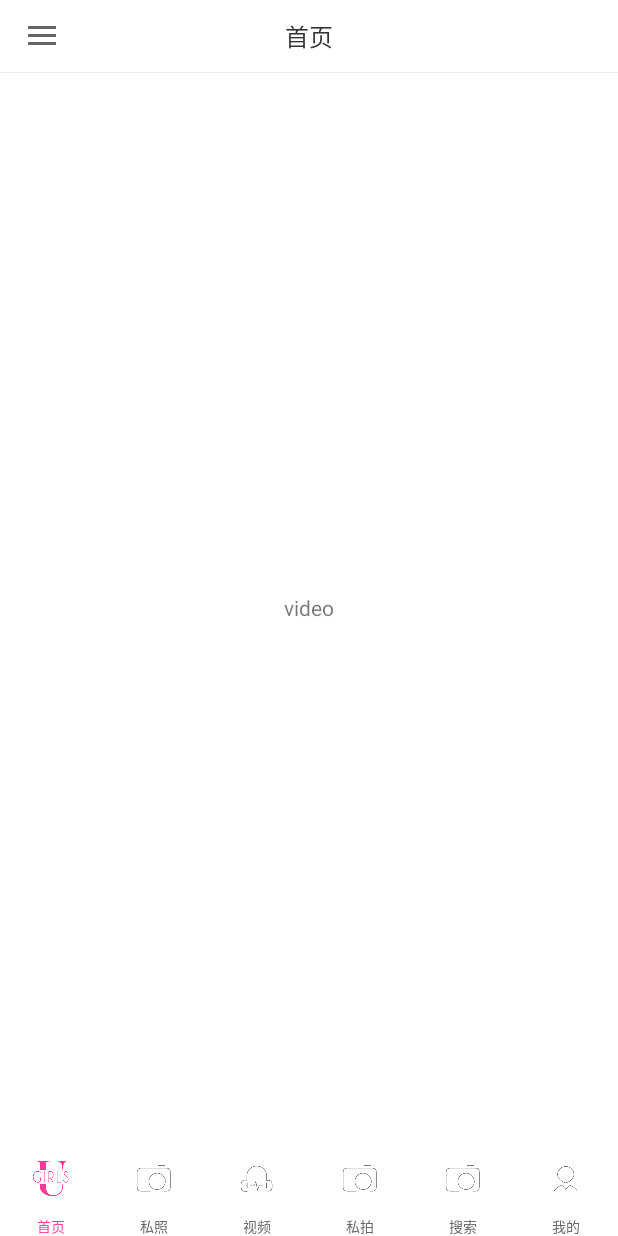
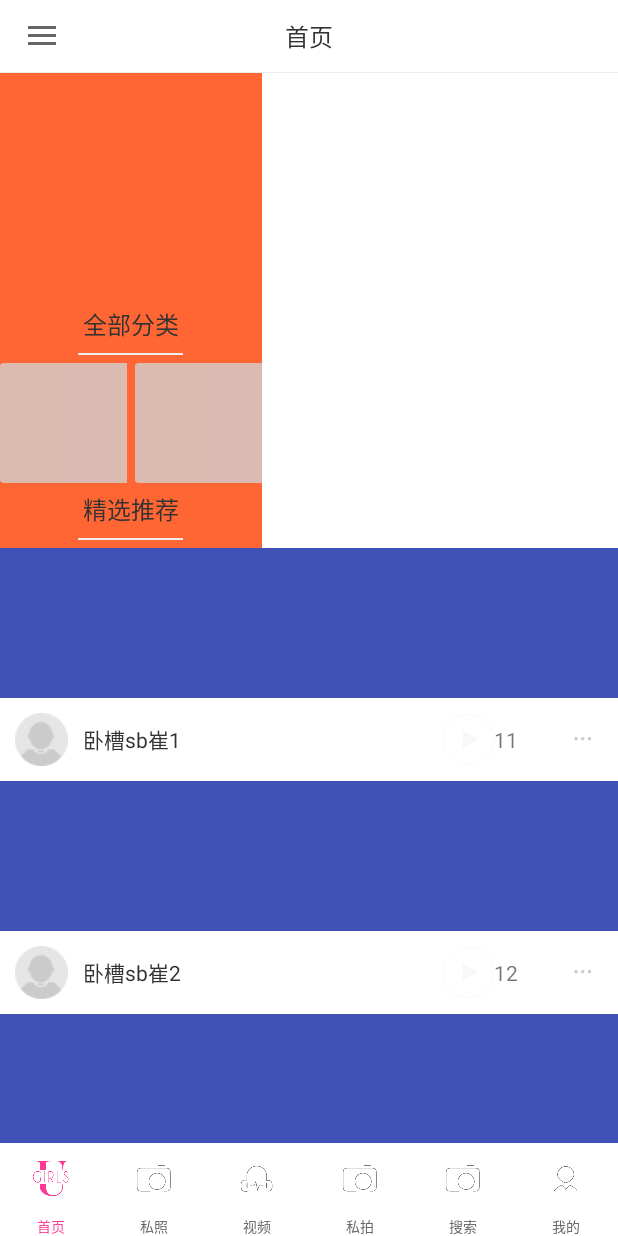
Before and after one commit to uguoquanMembers/uguoquan, an Android app: the fragment VideoFragment placed in its activity, on a phone screen of 412 x 824 dp. Run offline under Robolectric (Android 15) with nearby library versions, the phone set to English and light mode, and no system bars; libraries missing offline, so code that uses them is left out: com.squareup.okhttp, com.zhy.http; pictures from the network do not load; 2 statements that could not run were skipped.

Commit message:
事情页面

```diff
--- a/ygq/app/src/main/java/com/wb/ygq/ui/act/MainActivity.java
+++ b/ygq/app/src/main/java/com/wb/ygq/ui/act/MainActivity.java
@@ -283,8 +283,7 @@ public class MainActivity extends BaseActivity implements RadioGroup.OnCheckedCh
 
                 break;
             case R.id.tv_kf://客服
-                Intent intent=new Intent(this,PicInfoActivity.class);
-                startActivity(intent);
+                skip(PicInfoActivity.class,false);
                 break;
             case R.id.tv_versions://版本
 
--- /dev/null
+++ b/ygq/app/src/main/java/com/wb/ygq/ui/adapter/VideoAdapter.java
@@ -0,0 +1,74 @@
+package com.wb.ygq.ui.adapter;
+
+import android.content.Context;
+import android.support.v7.widget.RecyclerView;
+import android.view.LayoutInflater;
+import android.view.View;
+import android.view.ViewGroup;
+import android.widget.ImageView;
+import android.widget.TextView;
+
+import com.bumptech.glide.Glide;
+import com.wb.ygq.R;
+import com.wb.ygq.bean.CeshiBean;
+import com.wb.ygq.ui.base.BaseRecyclerAdapter;
+import com.wb.ygq.widget.EmptyViewHolder;
+
+/**
+ * Description：
+ * Created on 2017/4/5
+ */
+public class VideoAdapter extends BaseRecyclerAdapter<CeshiBean> {
+
+    private View headView;
+
+    public VideoAdapter(Context context) {
+        super(context);
+    }
+
+    @Override
+    public int getItemViewType(int position) {
+        if (position == 0 && headView != null) {
+            return 0;
+        } else {
+            return 1;
+        }
+    }
+
+    @Override
+    public RecyclerView.ViewHolder onCreateViewHolder(ViewGroup parent, int viewType) {
+        if (viewType == 0) {
+            return new EmptyViewHolder(headView);
+        } else if (viewType == 1) {
+            return new VideoHolder(LayoutInflater.from(mContext).inflate(R.layout.item_sp_video,null));
+        }
+        return null;
+    }
+
+    @Override
+    public void onBindViewHolder(RecyclerView.ViewHolder holder, int position) {
+        if (holder instanceof VideoHolder) {
+            CeshiBean ceshiBean = mItems.get(position);
+            ((VideoHolder) holder).tv_video_name.setText(ceshiBean.getName());
+            ((VideoHolder) holder).tv_video_num.setText(position+10+"");
+            Glide.with(mContext).load(ceshiBean.getIma()).crossFade().into(((VideoHolder) holder).ima_video_head);
+        }
+    }
+
+    public void setHeadView(View headView) {
+        this.headView = headView;
+    }
+
+    class VideoHolder extends RecyclerView.ViewHolder {
+        private ImageView ima_video_head, ima_video_share;
+        private TextView tv_video_name, tv_video_num;
+
+        public VideoHolder(View itemView) {
+            super(itemView);
+            ima_video_head = (ImageView) itemView.findViewById(R.id.ima_video_head);
+            ima_video_share = (ImageView) itemView.findViewById(R.id.ima_video_share);
+            tv_video_name = (TextView) itemView.findViewById(R.id.tv_video_name);
+            tv_video_num = (TextView) itemView.findViewById(R.id.tv_video_num);
+        }
+    }
+}
--- a/ygq/app/src/main/java/com/wb/ygq/ui/fm/VideoFragment.java
+++ b/ygq/app/src/main/java/com/wb/ygq/ui/fm/VideoFragment.java
@@ -2,21 +2,42 @@ package com.wb.ygq.ui.fm;
 
 import android.os.Bundle;
 import android.support.annotation.Nullable;
+import android.support.v7.widget.LinearLayoutManager;
+import android.support.v7.widget.RecyclerView;
 import android.view.LayoutInflater;
 import android.view.View;
 import android.view.ViewGroup;
+import android.widget.ImageView;
+import android.widget.LinearLayout;
 
 import com.wb.ygq.R;
+import com.wb.ygq.bean.CeshiBean;
+import com.wb.ygq.callback.RecyclerViewItemClickListener;
+import com.wb.ygq.ui.adapter.SpVideoAdapter;
+import com.wb.ygq.ui.adapter.VideoAdapter;
 import com.wb.ygq.ui.base.BaseFragment;
+import com.wb.ygq.ui.utils.MyUtil;
+import com.wb.ygq.utils.ToastUtil;
+
+import java.util.ArrayList;
+import java.util.List;
 
 /**
  * Description：
  * Created on 2017/4/2
- * Author : 郭
  */
-public class VideoFragment extends BaseFragment {
+public class VideoFragment extends BaseFragment implements RecyclerViewItemClickListener {
 
     private View view;
+    private RecyclerView recycle_video;
+    private VideoAdapter adapter;
+    /**
+     * 存储数据
+     */
+    private List<CeshiBean> dataList = new ArrayList<>();
+    private ImageView ima_videohead_left;
+    private ImageView ima_videohead_right;
+    private LinearLayout ll_video_addvp;
 
     @Nullable
     @Override
@@ -26,22 +47,100 @@ public class VideoFragment extends BaseFragment {
     }
 
     @Override
+    public void onViewCreated(View view, @Nullable Bundle savedInstanceState) {
+        super.onViewCreated(view, savedInstanceState);
+        initView();
+        initData();
+        setListener();
+    }
+
+    @Override
     public void initTitle() {
 
     }
 
     @Override
     public void initView() {
-
+        recycle_video = (RecyclerView) view.findViewById(R.id.recycle_video);
     }
 
     @Override
     public void initData() {
+        getceshiData();
+        adapter = new VideoAdapter(mActivity);
+        View headView = getHeadView();
+        if (headView != null) {
+            adapter.setHeadView(headView);
+        }
+        recycle_video.setHasFixedSize(true);
+        recycle_video.setLayoutManager(new LinearLayoutManager(mActivity));
 
+        adapter.setItemClickListener(this);
+        recycle_video.setAdapter(adapter);
+        adapter.updateItems(dataList);
     }
 
     @Override
     public void setListener() {
+        ima_videohead_left.setOnClickListener(this);
+        ima_videohead_right.setOnClickListener(this);
+    }
+
+    /**
+     * 头布局
+     *
+     * @return
+     */
+    public View getHeadView() {
+        View headView = LayoutInflater.from(mActivity).inflate(R.layout.headview_video_fm, null);
+        ll_video_addvp = (LinearLayout) headView.findViewById(R.id.ll_video_addvp);
+        MyUtil.showLog("屏幕的宽度为===" + ll_video_addvp.getWidth());
+        ima_videohead_left = (ImageView) headView.findViewById(R.id.ima_videohead_left);
+        ima_videohead_right = (ImageView) headView.findViewById(R.id.ima_videohead_right);
+        return headView;
+    }
+
+    @Override
+    public void onClick(View view) {
+        super.onClick(view);
+        switch (view.getId()) {
+            case R.id.ima_videohead_left://统一跳转
+            case R.id.ima_videohead_right:
+                ToastUtil.showToast("吐司啦啦啦");
+                break;
+
+            default:
+                break;
+        }
+    }
+
+    /**
+     * iten点击事件
+     *
+     * @param view
+     * @param o
+     * @param position
+     * @param eventType
+     */
+    @Override
+    public void onItemClick(View view, Object o, int position, int eventType) {
+
+    }
+
+    /**
+     * 测试数据
+     *
+     * @return
+     */
+    public void getceshiData() {
+        for (int i = 0; i < 9; i++) {
+            CeshiBean cb = new CeshiBean();
+            cb.setId(1);
+            cb.setIma("http://shtml.asia-cloud.com/ZZSY/list_test1.png");
+            cb.setName("卧槽sb崔" + i);
+            cb.setNum(13 + i);
+            dataList.add(cb);
+        }
 
     }
 }
--- /dev/null
+++ b/ygq/app/src/main/java/com/wb/ygq/widget/EmptyViewHolder.java
@@ -0,0 +1,16 @@
+package com.wb.ygq.widget;
+
+import android.support.annotation.NonNull;
+import android.support.v7.widget.RecyclerView;
+import android.view.View;
+
+/**
+ * Description: 空视图
+ * 可用于RecyclerView适配器中类别占位  配合添加生成Header  或者 Footer
+ * Created on 2017/2/24
+ */
+public class EmptyViewHolder extends RecyclerView.ViewHolder {
+    public EmptyViewHolder(@NonNull View itemView) {
+        super(itemView);
+    }
+}
--- a/ygq/app/src/main/res/layout/fm_video.xml
+++ b/ygq/app/src/main/res/layout/fm_video.xml
@@ -3,9 +3,8 @@
     android:layout_width="match_parent"
     android:layout_height="match_parent">
 
-    <TextView
+    <android.support.v7.widget.RecyclerView
+        android:id="@+id/recycle_video"
         android:layout_width="match_parent"
-        android:layout_height="match_parent"
-        android:gravity="center"
-        android:text="video" />
+        android:layout_height="match_parent"></android.support.v7.widget.RecyclerView>
 </LinearLayout>
--- /dev/null
+++ b/ygq/app/src/main/res/layout/headview_video_fm.xml
@@ -0,0 +1,99 @@
+<?xml version="1.0" encoding="utf-8"?>
+<LinearLayout xmlns:android="http://schemas.android.com/apk/res/android"
+    android:layout_width="match_parent"
+    android:layout_height="wrap_content"
+    android:gravity="center_horizontal"
+    android:background="@color/color_ff6633"
+    android:orientation="vertical">
+
+    <LinearLayout
+        android:id="@+id/ll_video_addvp"
+        android:layout_width="match_parent"
+        android:layout_height="150dp"
+        android:orientation="vertical"></LinearLayout>
+
+    <LinearLayout
+        android:layout_width="match_parent"
+        android:layout_height="wrap_content"
+        android:orientation="vertical">
+
+        <TextView
+            android:layout_width="match_parent"
+            android:layout_height="wrap_content"
+            android:gravity="center_horizontal"
+            android:layout_gravity="center_horizontal"
+            android:padding="5dp"
+            android:text="全部分类"
+            android:textColor="@color/color_333333"
+            android:textSize="16sp" />
+
+        <View
+            android:layout_width="70dp"
+            android:layout_height="1dp"
+            android:layout_gravity="center_horizontal"
+            android:layout_marginTop="2dp"
+            android:background="@color/color_ededed" />
+    </LinearLayout>
+
+    <LinearLayout
+        android:layout_width="match_parent"
+        android:layout_height="wrap_content"
+        android:paddingTop="5dp"
+        android:orientation="horizontal">
+
+        <RelativeLayout
+            android:layout_width="0dp"
+            android:layout_height="wrap_content"
+            android:layout_weight="1">
+
+            <ImageView
+                android:id="@+id/ima_videohead_left"
+                android:layout_width="wrap_content"
+                android:layout_height="wrap_content"
+                android:layout_centerInParent="true"
+                android:background="@drawable/medicine_operation_done" />
+        </RelativeLayout>
+
+        <View
+            android:layout_width="5dp"
+            android:layout_height="match_parent"
+            android:background="@null" />
+
+        <RelativeLayout
+            android:layout_width="0dp"
+            android:layout_height="wrap_content"
+            android:layout_weight="1">
+
+            <ImageView
+                android:id="@+id/ima_videohead_right"
+                android:layout_width="wrap_content"
+                android:layout_height="wrap_content"
+                android:layout_centerInParent="true"
+                android:background="@drawable/medicine_operation_done" />
+        </RelativeLayout>
+    </LinearLayout>
+
+    <LinearLayout
+        android:layout_width="match_parent"
+        android:layout_height="wrap_content"
+        android:orientation="vertical">
+
+        <TextView
+            android:layout_width="match_parent"
+            android:layout_height="wrap_content"
+            android:layout_gravity="center_horizontal"
+            android:padding="5dp"
+            android:gravity="center_horizontal"
+            android:text="精选推荐"
+            android:textColor="@color/color_333333"
+            android:textSize="16sp" />
+
+        <View
+            android:layout_width="70dp"
+            android:layout_height="1dp"
+            android:layout_gravity="center_horizontal"
+            android:layout_marginTop="2dp"
+            android:layout_marginBottom="5dp"
+            android:background="@color/color_ededed" />
+    </LinearLayout>
+</LinearLayout>
```
